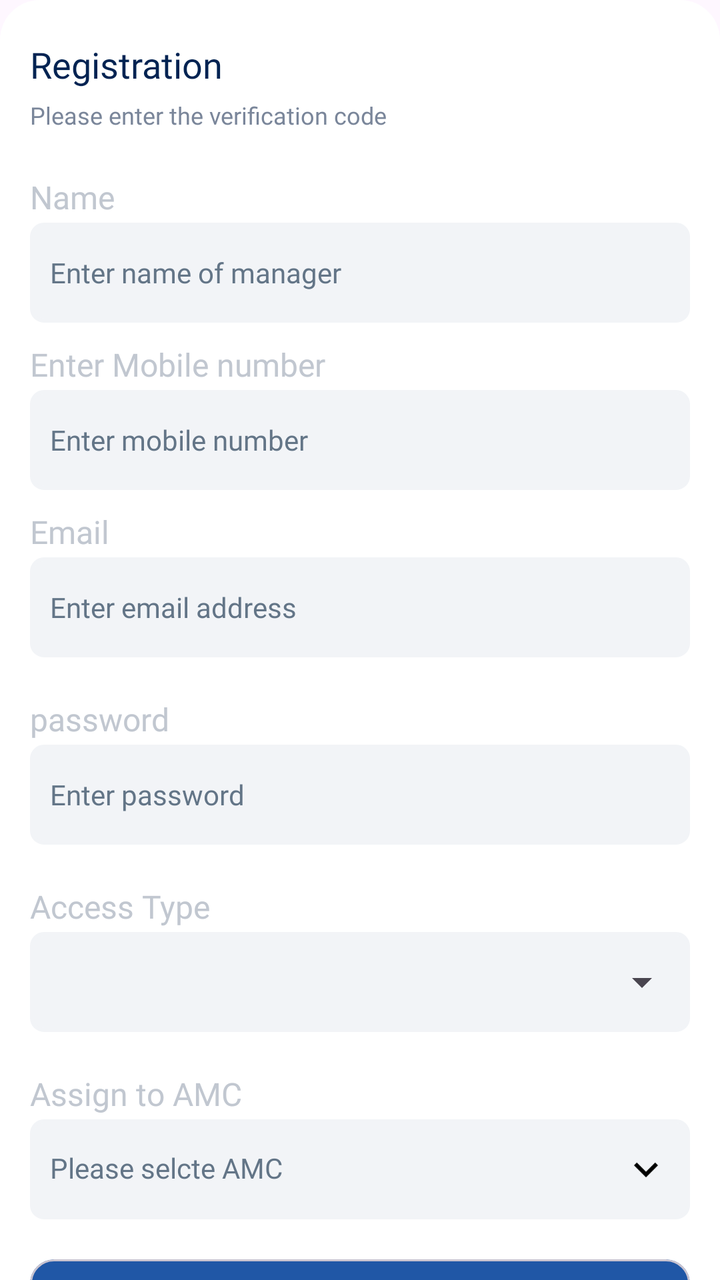
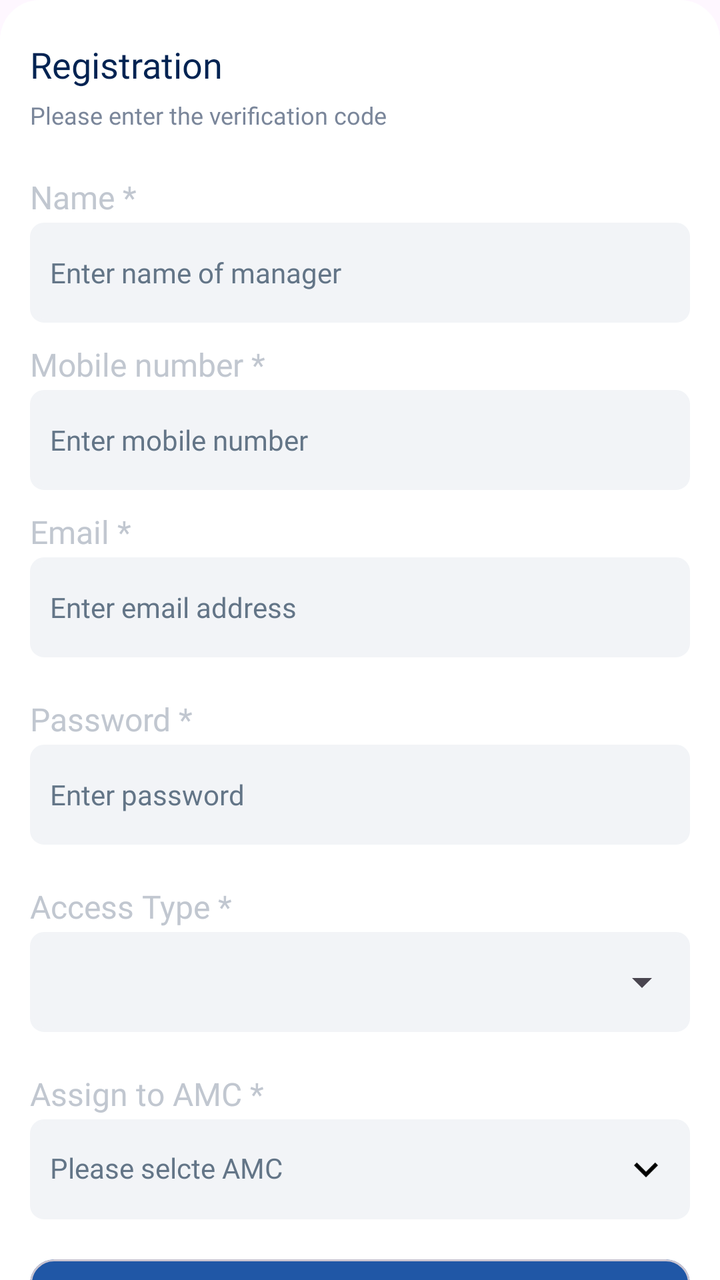

An Android layout rendered at two revisions. The XML below is the earlier revision; the diff shows what the commit changed to produce the second picture.
<!-- AndroidManifest.xml: application theme Theme.Evergreen -->
<!-- res/layout/fragment_create_manager.xml -->
<?xml version="1.0" encoding="utf-8"?>
<androidx.core.widget.NestedScrollView xmlns:android="http://schemas.android.com/apk/res/android"
    xmlns:tools="http://schemas.android.com/tools"
    android:layout_width="match_parent"
    android:layout_height="match_parent"
    xmlns:app="http://schemas.android.com/apk/res-auto"
    tools:context=".fragments.CreateManagerFragment">

    <LinearLayout
        android:background="@drawable/top_rounded_corners"
        app:layout_constraintStart_toStartOf="parent"
        app:layout_constraintEnd_toEndOf="parent"
        android:orientation="vertical"
        app:layout_constraintBottom_toBottomOf="parent"
        android:layout_width="match_parent"
        android:layout_height="0dp">
        <LinearLayout
            android:orientation="vertical"
            android:layout_width="match_parent"
            android:layout_marginHorizontal="@dimen/_15sdp"
            android:layout_height="match_parent">

            <TextView
                android:id="@+id/text1"
                android:layout_width="wrap_content"
                android:layout_height="wrap_content"
                android:layout_marginTop="@dimen/_20sdp"
                android:fontFamily="@font/roboto_bold"
                android:text="@string/registration"
                android:textColor="@color/black_blue"
                android:textSize="@dimen/_18ssp"
                app:layout_constraintStart_toStartOf="parent"
                app:layout_constraintTop_toTopOf="parent" />

            <TextView
                android:textSize="@dimen/_12ssp"
                android:textColor="#7A869A"
                android:fontFamily="@font/roboto_regular"
                android:id="@+id/text2"
                android:layout_marginTop="@dimen/_5sdp"
                app:layout_constraintStart_toStartOf="parent"
                android:text="@string/please_enter_the_verification_code"
                app:layout_constraintTop_toBottomOf="@+id/text1"
                android:layout_width="wrap_content"
                android:layout_height="wrap_content"/>

            <LinearLayout
                android:layout_marginTop="@dimen/_2sdp"
                android:orientation="vertical"
                android:layout_width="match_parent"
                android:layout_height="match_parent">

                <TextView
                    android:layout_width="wrap_content"
                    android:layout_height="wrap_content"
                    android:layout_marginTop="@dimen/_20sdp"
                    android:fontFamily="@font/roboto_regular"
                    android:text="@string/name"
                    android:textColor="@color/gray1"
                    android:textSize="@dimen/_16ssp"
                    app:layout_constraintStart_toStartOf="parent" />
                <EditText
                    android:id="@+id/name"
                    android:textColorHint="@color/gray2"
                    android:fontFamily="@font/roboto_medium"
                    android:textSize="@dimen/_14ssp"
                    android:textColor="@color/black_blue"
                    android:layout_marginTop="@dimen/_2sdp"
                    android:paddingHorizontal="@dimen/_10sdp"
                    android:hint="Enter name of manager"
                    android:background="@drawable/edit_text_background"
                    app:layout_constraintTop_toBottomOf="@+id/text_email"
                    android:layout_width="match_parent"
                    android:layout_height="@dimen/_50sdp"
                    app:layout_constraintEnd_toEndOf="parent"
                    app:layout_constraintStart_toStartOf="parent" />

                <TextView
                    android:textColor="@color/gray1"
                    android:fontFamily="@font/roboto_regular"
                    android:textSize="@dimen/_16ssp"
                    android:layout_marginTop="@dimen/_10sdp"
                    app:layout_constraintStart_toStartOf="parent"
                    android:text="@string/mobile_number"
                    android:layout_width="wrap_content"
                    android:layout_height="wrap_content"/>
                <EditText
                    android:id="@+id/mobile"
                    android:textColorHint="@color/gray2"
                    android:fontFamily="@font/roboto_medium"
                    android:textSize="@dimen/_14ssp"
                    android:textColor="@color/black_blue"
                    android:layout_marginTop="@dimen/_2sdp"
                    android:paddingHorizontal="@dimen/_10sdp"
                    android:hint="@string/enter_mobile_number"
                    android:background="@drawable/edit_text_background"
                    app:layout_constraintTop_toBottomOf="@+id/text_email"
                    android:layout_width="match_parent"
                    android:layout_height="@dimen/_50sdp"
                    android:inputType="phone"
                    app:layout_constraintEnd_toEndOf="parent"
                    app:layout_constraintStart_toStartOf="parent" />


                <TextView
                    android:textColor="@color/gray1"
                    android:fontFamily="@font/roboto_regular"
                    android:textSize="@dimen/_16ssp"
                    android:layout_marginTop="@dimen/_10sdp"
                    app:layout_constraintStart_toStartOf="parent"
                    android:text="@string/email"
                    android:layout_width="wrap_content"
                    android:layout_height="wrap_content"/>
                <EditText
                    android:id="@+id/email"
                    android:textColorHint="@color/gray2"
                    android:fontFamily="@font/roboto_medium"
                    android:autofillHints="emailAddress"
                    android:textSize="@dimen/_14ssp"
                    android:textColor="@color/black_blue"
                    android:layout_marginTop="@dimen/_2sdp"
                    android:paddingHorizontal="@dimen/_10sdp"
                    android:hint="@string/enter_email_address"
                    android:background="@drawable/edit_text_background"
                    app:layout_constraintTop_toBottomOf="@+id/text_email"
                    android:layout_width="match_parent"
                    android:layout_height="@dimen/_50sdp"
                    android:inputType="textEmailAddress"
                    app:layout_constraintEnd_toEndOf="parent"
                    app:layout_constraintStart_toStartOf="parent" />

                <TextView
                    android:textColor="@color/gray1"
                    android:fontFamily="@font/roboto_regular"
                    android:textSize="@dimen/_16ssp"
                    android:layout_marginTop="@dimen/_20sdp"
                    app:layout_constraintStart_toStartOf="parent"
                    android:text="@string/password"
                    android:layout_width="wrap_content"
                    android:layout_height="wrap_content"/>
                <EditText
                    android:id="@+id/password"
                    android:textColorHint="@color/gray2"
                    android:fontFamily="@font/roboto_medium"
                    android:textSize="@dimen/_14ssp"
                    android:textColor="@color/black_blue"
                    android:layout_marginTop="@dimen/_2sdp"
                    android:paddingHorizontal="@dimen/_10sdp"
                    android:hint="@string/enter_password"
                    android:background="@drawable/edit_text_background"
                    app:layout_constraintTop_toBottomOf="@+id/text_email"
                    android:layout_width="match_parent"
                    android:layout_height="@dimen/_50sdp"
                    android:inputType="text"
                    app:layout_constraintEnd_toEndOf="parent"
                    app:layout_constraintStart_toStartOf="parent" />

                <TextView
                    android:textColor="@color/gray1"
                    android:fontFamily="@font/roboto_regular"
                    android:textSize="@dimen/_16ssp"
                    android:layout_marginTop="@dimen/_20sdp"
                    app:layout_constraintStart_toStartOf="parent"
                    android:text="Access Type"
                    android:layout_width="wrap_content"
                    android:layout_height="wrap_content"/>
                <LinearLayout
                    android:layout_marginTop="@dimen/_2sdp"
                    android:background="@drawable/edit_text_background"
                    android:layout_width="match_parent"
                    android:layout_height="wrap_content">
                <Spinner
                    android:includeFontPadding="false"
                    android:gravity="center_vertical"
                    android:id="@+id/choose_access_type"
                    android:textColorHint="@color/gray2"
                    android:fontFamily="@font/roboto_medium"
                    android:textSize="@dimen/_14ssp"
                    android:textColor="@color/black_blue"
                    android:paddingHorizontal="@dimen/_1sdp"
                    android:hint="@string/please_selcte_amc"
                    app:drawableEndCompat="@drawable/arrow_down"
                    app:layout_constraintTop_toBottomOf="@+id/text_email"
                    android:layout_width="match_parent"
                    android:layout_height="@dimen/_50sdp"
                    android:inputType="text"
                    app:layout_constraintEnd_toEndOf="parent"
                    app:layout_constraintStart_toStartOf="parent" />
            </LinearLayout>
                <TextView
                    android:textColor="@color/gray1"
                    android:fontFamily="@font/roboto_regular"
                    android:textSize="@dimen/_16ssp"
                    android:layout_marginTop="@dimen/_20sdp"
                    app:layout_constraintStart_toStartOf="parent"
                    android:text="@string/assign_to_amc"
                    android:layout_width="wrap_content"
                    android:layout_height="wrap_content"/>
                <TextView
                    android:includeFontPadding="false"
                    android:gravity="center_vertical"
                    android:id="@+id/choose_amc"
                    android:textColorHint="@color/gray2"
                    android:fontFamily="@font/roboto_medium"
                    android:drawablePadding="@dimen/_5sdp"
                    android:textSize="@dimen/_14ssp"
                    android:textColor="@color/black_blue"
                    android:layout_marginTop="@dimen/_2sdp"
                    android:paddingHorizontal="@dimen/_10sdp"
                    android:hint="@string/please_selcte_amc"
                    android:background="@drawable/edit_text_background"
                    app:drawableEndCompat="@drawable/arrow_down"
                    app:layout_constraintTop_toBottomOf="@+id/text_email"
                    android:layout_width="match_parent"
                    android:layout_height="@dimen/_50sdp"
                    android:inputType="text"
                    app:layout_constraintEnd_toEndOf="parent"
                    app:layout_constraintStart_toStartOf="parent" />





                <com.google.android.material.card.MaterialCardView
                    app:cardBackgroundColor="@color/btn_back"
                    android:text="@string/sign_in"
                    android:id="@+id/verify_btn"
                    android:layout_marginTop="@dimen/_20sdp"
                    android:textSize="@dimen/_14ssp"
                    android:layout_width="match_parent"
                    android:layout_height="@dimen/_50sdp">
                    <TextView
                        android:fontFamily="@font/roboto_medium"
                        android:gravity="center"
                        android:textSize="@dimen/_14ssp"
                        android:layout_gravity="center"
                        android:textColor="@color/white"
                        android:text="Create Manager"
                        android:layout_width="match_parent"
                        android:layout_height="wrap_content"/>
                </com.google.android.material.card.MaterialCardView>


                <TextView
                    android:layout_marginTop="@dimen/_20sdp"
                    android:textColor="@color/black_blue"
                    android:textSize="@dimen/_8ssp"
                    android:fontFamily="@font/roboto_regular"
                    android:textAlignment="center"
                    app:layout_constraintBottom_toBottomOf="parent"
                    android:text="@string/copyright_panaceaitservices_2023_all_rights_reserved"
                    android:layout_width="match_parent"
                    android:layout_height="wrap_content"/>

                <Space
                    android:layout_width="match_parent"
                    android:layout_height="@dimen/_10sdp"/>

            </LinearLayout>








        </LinearLayout>

    </LinearLayout>

</androidx.core.widget.NestedScrollView>
<!-- resources referenced by this layout -->
<resources>
  <color name="black_blue">#022352</color>
  <color name="btn_back">#2057A6</color>
  <color name="gray1">#C1C7D0</color>
  <color name="gray2">#637587</color>
  <color name="white">#FFFFFFFF</color>
  <dimen name="_10sdp">10.00dp</dimen>
  <dimen name="_12ssp">12.00sp</dimen>
  <dimen name="_14ssp">14.00sp</dimen>
  <dimen name="_15sdp">15.00dp</dimen>
  <dimen name="_16ssp">16.00sp</dimen>
  <dimen name="_18ssp">18.00sp</dimen>
  <dimen name="_1sdp">1.00dp</dimen>
  <dimen name="_20sdp">20.00dp</dimen>
  <dimen name="_2sdp">2.00dp</dimen>
  <dimen name="_50sdp">50.00dp</dimen>
  <dimen name="_5sdp">5.00dp</dimen>
  <dimen name="_8ssp">8.00sp</dimen>
  <!-- drawable arrow_down (drawable) -->
  <vector android:height="24dp" android:tint="#000000"
      android:viewportHeight="24" android:viewportWidth="24"
      android:width="24dp" xmlns:android="http://schemas.android.com/apk/res/android">
      <path android:fillColor="@android:color/white" android:pathData="M7.41,8.59L12,13.17l4.59,-4.58L18,10l-6,6 -6,-6 1.41,-1.41z"/>
  </vector>
  <!-- drawable edit_text_background (drawable) -->
  <?xml version="1.0" encoding="utf-8"?>
  <shape xmlns:android="http://schemas.android.com/apk/res/android"
      android:shape="rectangle">
  
      <solid android:color="#F2F4F7"/>
      <corners android:radius="@dimen/_6sdp"/>
      <stroke android:color="#F2F4F7"
          android:width="@dimen/_2sdp"/>
  
  </shape>
  <!-- drawable top_rounded_corners (drawable) -->
  <shape xmlns:android="http://schemas.android.com/apk/res/android">
      <solid android:color="@android:color/darker_gray" />
      <corners android:topLeftRadius="@dimen/_20sdp"
          android:topRightRadius="@dimen/_20sdp" />
      <solid android:color="@color/white"/>
  </shape>
  <string name="assign_to_amc">Assign to AMC</string>
  <string name="copyright_panaceaitservices_2023_all_rights_reserved">© Copyright PanaceaItservices 2023 | All Rights Reserved.</string>
  <string name="email">Email</string>
  <string name="enter_email_address">Enter email address</string>
  <string name="enter_mobile_number">Enter mobile number</string>
  <string name="enter_password">Enter password</string>
  <string name="mobile_number">Enter Mobile number</string>
  <string name="name">Name</string>
  <string name="password">password</string>
  <string name="please_enter_the_verification_code">Please enter the verification code</string>
  <string name="please_selcte_amc">Please selcte AMC</string>
  <string name="registration">Registration</string>
  <string name="sign_in">Sign in</string>
  <style name="Theme.Evergreen" parent="Base.Theme.Evergreen" />
  <dimen name="_6sdp">6.00dp</dimen>
  <style name="Base.Theme.Evergreen" parent="Theme.Material3.Light.NoActionBar">
  
  
  
  
  
  
  
          <item name="android:statusBarColor">@color/black_blue</item>
  
  
      </style>
</resources>

<!-- the commit's change to res/layout/fragment_create_manager.xml (unified diff, before → after) -->
@@ -55,7 +55,7 @@
                     android:layout_height="wrap_content"
                     android:layout_marginTop="@dimen/_20sdp"
                     android:fontFamily="@font/roboto_regular"
-                    android:text="@string/name"
+                    android:text="Name *"
                     android:textColor="@color/gray1"
                     android:textSize="@dimen/_16ssp"
                     app:layout_constraintStart_toStartOf="parent" />
@@ -81,7 +81,7 @@
                     android:textSize="@dimen/_16ssp"
                     android:layout_marginTop="@dimen/_10sdp"
                     app:layout_constraintStart_toStartOf="parent"
-                    android:text="@string/mobile_number"
+                    android:text="Mobile number *"
                     android:layout_width="wrap_content"
                     android:layout_height="wrap_content"/>
                 <EditText
@@ -108,7 +108,7 @@
                     android:textSize="@dimen/_16ssp"
                     android:layout_marginTop="@dimen/_10sdp"
                     app:layout_constraintStart_toStartOf="parent"
-                    android:text="@string/email"
+                    android:text="Email *"
                     android:layout_width="wrap_content"
                     android:layout_height="wrap_content"/>
                 <EditText
@@ -135,7 +135,7 @@
                     android:textSize="@dimen/_16ssp"
                     android:layout_marginTop="@dimen/_20sdp"
                     app:layout_constraintStart_toStartOf="parent"
-                    android:text="@string/password"
+                    android:text="Password *"
                     android:layout_width="wrap_content"
                     android:layout_height="wrap_content"/>
                 <EditText
@@ -161,7 +161,7 @@
                     android:textSize="@dimen/_16ssp"
                     android:layout_marginTop="@dimen/_20sdp"
                     app:layout_constraintStart_toStartOf="parent"
-                    android:text="Access Type"
+                    android:text="Access Type *"
                     android:layout_width="wrap_content"
                     android:layout_height="wrap_content"/>
                 <LinearLayout
@@ -193,7 +193,7 @@
                     android:textSize="@dimen/_16ssp"
                     android:layout_marginTop="@dimen/_20sdp"
                     app:layout_constraintStart_toStartOf="parent"
-                    android:text="@string/assign_to_amc"
+                    android:text="Assign to AMC *"
                     android:layout_width="wrap_content"
                     android:layout_height="wrap_content"/>
                 <TextView
<!-- resource entries referenced after the edit -->
@@ -41,15 +41,10 @@
           android:topRightRadius="@dimen/_20sdp" />
       <solid android:color="@color/white"/>
   </shape>
-  <string name="assign_to_amc">Assign to AMC</string>
   <string name="copyright_panaceaitservices_2023_all_rights_reserved">© Copyright PanaceaItservices 2023 | All Rights Reserved.</string>
-  <string name="email">Email</string>
   <string name="enter_email_address">Enter email address</string>
   <string name="enter_mobile_number">Enter mobile number</string>
   <string name="enter_password">Enter password</string>
-  <string name="mobile_number">Enter Mobile number</string>
-  <string name="name">Name</string>
-  <string name="password">password</string>
   <string name="please_enter_the_verification_code">Please enter the verification code</string>
   <string name="please_selcte_amc">Please selcte AMC</string>
   <string name="registration">Registration</string>
